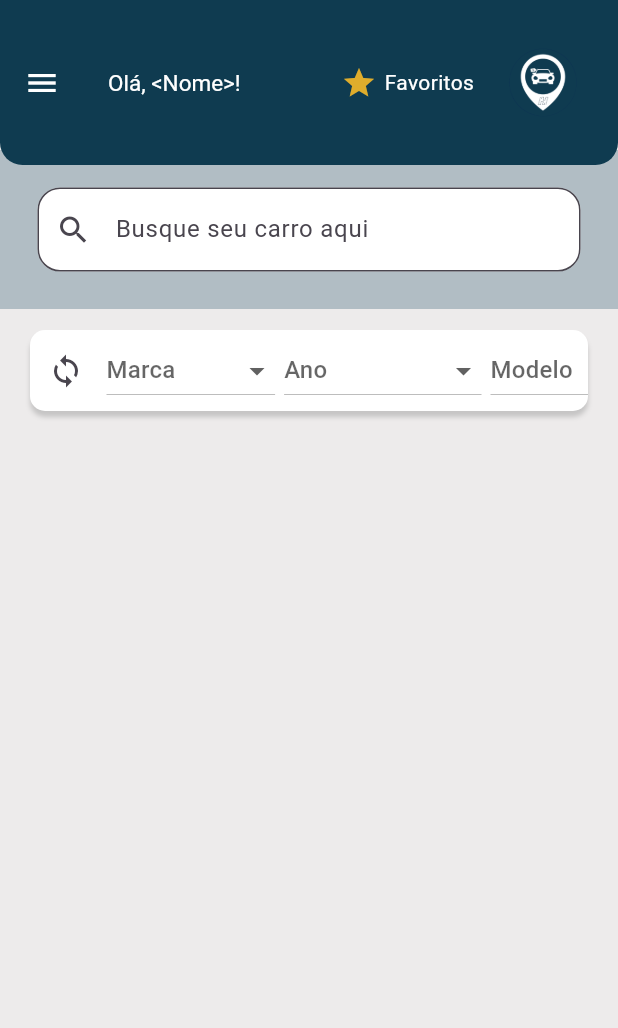
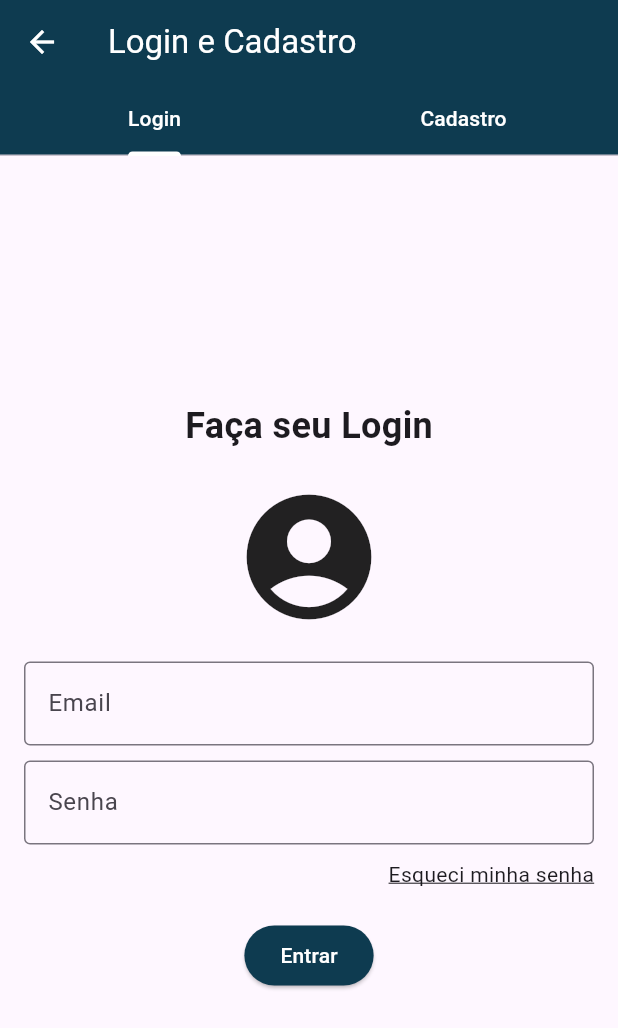
Before and after one commit to naluronicaa/projeto_integrador_4sm, a Flutter app: the screen it shows after launch, scrolled down 576 dp, after a tap on "Cadastre-se", on a phone screen of 412 x 824 dp. Shown: the top 1028 px of the screen. Run offline on Flutter 3.47's test engine with Material 2 defaults, Android fonts, the phone set to English and light mode, and no system bars.

Commit message:
Atulização (A PAGINA DE LOGIN FOI FEITA PELO LUCCA, MAS POR PROBLEMAS EU FIZ O UPLOAD PELA MINHA CONTA)

```diff
--- /dev/null
+++ b/lib/scr/login/login.dart
@@ -0,0 +1,81 @@
+import 'package:flutter/material.dart';
+import 'package:pi4sm/scr/pagina_pesquisa.dart';
+
+
+class LoginPage extends StatefulWidget {
+  const LoginPage({super.key});
+
+  @override
+  State<LoginPage> createState() => _LoginPage();
+}
+
+class _LoginPage extends State<LoginPage> {
+  @override
+  Widget build(BuildContext context) {
+    return Scaffold(
+        body: Center(
+          child: Padding(
+            padding: const EdgeInsets.all(16.0),
+            child: Column(
+              mainAxisAlignment: MainAxisAlignment.center,
+              children: <Widget>[
+                Text(
+                  'Faça seu Login',
+                  style: TextStyle(
+                    fontSize: 24,
+                    fontWeight: FontWeight.bold,
+                  ),
+                ),
+                SizedBox(height: 20), // Espaçamento entre o texto e a imagem
+                Icon(Icons.account_circle_sharp, size: 100),
+                SizedBox(height: 20), // Espaçamento entre a imagem e os campos de texto
+                TextField(
+                  decoration: InputDecoration(
+                    labelText: 'Email',
+                    border: OutlineInputBorder(),
+                  ),
+                ),
+                SizedBox(height: 10), // Espaçamento entre os campos de texto
+                TextField(
+                  decoration: InputDecoration(
+                    labelText: 'Senha',
+                    border: OutlineInputBorder(),
+                  ),
+                  obscureText: true, // Para esconder a senha
+                ),
+                SizedBox(height: 10), // Espaçamento entre senha e o "Esqueci minha senha"
+                Align(
+                  alignment: Alignment.centerRight,
+                  child: GestureDetector(
+                    onTap: () {
+                      // Lógica para "Esqueci minha senha"
+                    },
+                    child: Text(
+                      "Esqueci minha senha",
+                      style: TextStyle(
+                        decoration: TextDecoration.underline,
+                      ),
+                    ),
+                  ),
+                ),
+                SizedBox(height: 20),
+               ElevatedButton(
+  onPressed: () {
+    //logica de login
+     Navigator.push(context, MaterialPageRoute(builder: (context) => PaginaPrincipal()));
+  },
+  style: ElevatedButton.styleFrom(
+    primary: Color(0xFF0E3B50), // Cor de fundo azul personalizada (RGB: 14, 59, 80)
+    onPrimary: Colors.white, // Cor do texto em branco
+  ),
+  child: Text('Entrar'),
+)
+
+                // Adicione mais coisas aqui
+              ],
+            ),
+          ),
+        ),
+    );
+  }
+}
--- a/lib/scr/pagina_inicial.dart
+++ b/lib/scr/pagina_inicial.dart
@@ -1,4 +1,6 @@
 import 'package:flutter/material.dart';
+import 'package:pi4sm/scr/login/login.dart';
+import 'package:pi4sm/scr/pagina_login.dart';
 import 'package:pi4sm/scr/pagina_pesquisa.dart';
 import 'package:pi4sm/widgets/app_large_text.dart';
 import 'package:pi4sm/widgets/app_text.dart';
@@ -78,7 +80,7 @@ class _PaginaInicialState extends State<PaginaInicial> {
                           size: 24
                           ),
                           onPressed: () {
-                            Navigator.push(context, MaterialPageRoute(builder: (context) => const PaginaPrincipal()));
+                            Navigator.push(context, MaterialPageRoute(builder: (context) => PaginaLogin()));
                           }
                       )
                     ],
--- a/lib/scr/pagina_login.dart
+++ b/lib/scr/pagina_login.dart
@@ -1,4 +1,6 @@
 import 'package:flutter/material.dart';
+import 'package:pi4sm/scr/login/login.dart';
+import 'package:pi4sm/scr/login/cadastro.dart';
 
 class PaginaLogin extends StatefulWidget {
   const PaginaLogin({super.key});
@@ -10,6 +12,30 @@ class PaginaLogin extends StatefulWidget {
 class _PaginaLoginState extends State<PaginaLogin> {
   @override
   Widget build(BuildContext context) {
-    return const Placeholder();
+    return DefaultTabController(
+        length: 2, // aqui define o numero de abas que vao ter
+        child: Scaffold(
+          appBar: AppBar(
+            title: const Text('Login e Cadastro', style: TextStyle(color: Colors.white)),
+            backgroundColor: Color(0xFF0E3B50),
+            bottom: const TabBar(
+              indicatorColor: Colors.white,
+              labelColor: Colors.white,
+              unselectedLabelColor: Colors.white,
+              tabs: [
+                Tab(text: 'Login'), // Primeira aba para o login
+                Tab(text: 'Cadastro'), // Segunda aba para o cadastro
+              ],
+            ),
+            iconTheme: const IconThemeData(color: Colors.white),
+          ),
+          body: TabBarView(
+            children: [
+              LoginPage(), // Conteúdo da primeira aba (página de login)
+              CadastroPage(), // Conteúdo da segunda aba (página de cadastro)
+            ],
+          ),
+        ),
+    );
   }
 }
--- a/lib/scr/pagina_pesquisa.dart
+++ b/lib/scr/pagina_pesquisa.dart
@@ -44,7 +44,7 @@ class PaginaPrincipalState extends State<PaginaPrincipal> {
       drawer: NavBar(),
 
       //cabeçalho
-      appBar: AppBar(
+       appBar: AppBar(
         title: const Text('Olá, <Nome>!', style: TextStyle(fontSize: 15, color : Colors.white)),
         actions: <Widget>[
           IconButton(
```
Also changed, not shown: lib/scr/login/cadastro.dart (added, +68 -0 lines), lib/scr/pagina_usuario.dart (+42 -22 lines), assets/fundo.png (deleted), assets/imagem_usuario.png (added).
